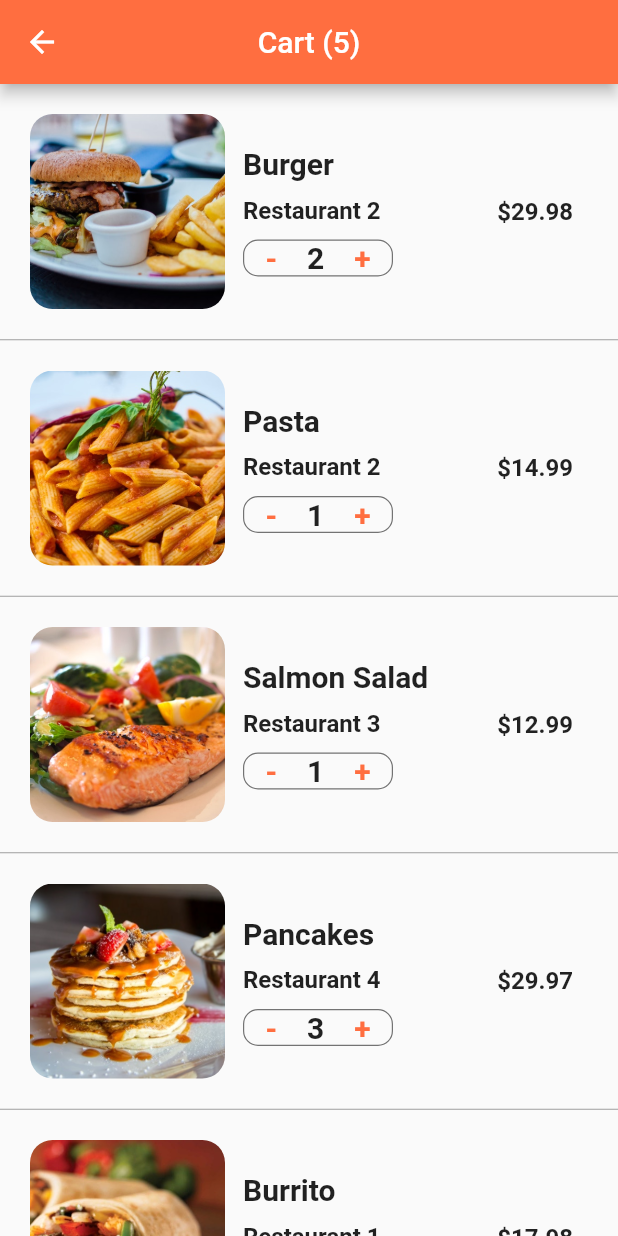
After one commit to Wilian-N-Silva/marcus-ng-flutter-ui-masterclass, a Flutter app: the screen it shows after launch, after a tap on an icon or button, on a phone screen of 412 x 824 dp. The commit adds this screen. Run offline on Flutter 3.47's test engine with Material 2 defaults, Android fonts, the phone set to English and light mode, and no system bars.

Commit message:
App UI 1 - Cart Screen Items + Quantity Selector

```diff
--- /dev/null
+++ b/1_food_delivery_app/lib/screens/cart_screen.dart
@@ -0,0 +1,141 @@
+import 'package:flutter/material.dart';
+import 'package:flutter_food_delivery_ui/data/data.dart';
+import 'package:flutter_food_delivery_ui/models/order.dart';
+
+class CartScreen extends StatefulWidget {
+  @override
+  _CartScreenState createState() => _CartScreenState();
+}
+
+class _CartScreenState extends State<CartScreen> {
+  _buildCartItem(Order order) {
+    return Container(
+      padding: EdgeInsets.all(20.0),
+      height: 170.0,
+      child: Row(
+        children: <Widget>[
+          Expanded(
+            child: Row(
+              children: <Widget>[
+                Container(
+                  width: 130.0,
+                  decoration: BoxDecoration(
+                    image: DecorationImage(
+                        image: AssetImage(order.food.imageUrl),
+                        fit: BoxFit.cover),
+                    borderRadius: BorderRadius.circular(15.0),
+                  ),
+                ),
+                Expanded(
+                  child: Container(
+                    margin: EdgeInsets.all(12.0),
+                    child: Column(
+                      mainAxisAlignment: MainAxisAlignment.center,
+                      crossAxisAlignment: CrossAxisAlignment.start,
+                      children: <Widget>[
+                        Text(
+                          order.food.name,
+                          style: TextStyle(
+                            fontSize: 20.0,
+                            fontWeight: FontWeight.bold,
+                          ),
+                          overflow: TextOverflow.ellipsis,
+                        ),
+                        SizedBox(height: 10.0),
+                        Text(
+                          order.restaurant.name,
+                          style: TextStyle(
+                            fontSize: 16.0,
+                            fontWeight: FontWeight.w600,
+                          ),
+                          overflow: TextOverflow.ellipsis,
+                        ),
+                        SizedBox(height: 10.0),
+                        Container(
+                          width: 100.0,
+                          decoration: BoxDecoration(
+                            borderRadius: BorderRadius.circular(10.0),
+                            border: Border.all(
+                              width: 0.8,
+                              color: Colors.black54,
+                            ),
+                          ),
+                          child: Row(
+                            mainAxisAlignment: MainAxisAlignment.center,
+                            children: <Widget>[
+                              GestureDetector(
+                                onTap: () {},
+                                child: Text(
+                                  '-',
+                                  style: TextStyle(
+                                    color: Theme.of(context).primaryColor,
+                                    fontSize: 20.0,
+                                    fontWeight: FontWeight.w600,
+                                  ),
+                                ),
+                              ),
+                              SizedBox(width: 20.0),
+                              Text(
+                                order.quantity.toString(),
+                                style: TextStyle(
+                                  fontSize: 20.0,
+                                  fontWeight: FontWeight.w600,
+                                ),
+                              ),
+                              SizedBox(width: 20.0),
+                              GestureDetector(
+                                onTap: () {},
+                                child: Text(
+                                  '+',
+                                  style: TextStyle(
+                                    color: Theme.of(context).primaryColor,
+                                    fontSize: 20.0,
+                                    fontWeight: FontWeight.w600,
+                                  ),
+                                ),
+                              ),
+                            ],
+                          ),
+                        ),
+                      ],
+                    ),
+                  ),
+                ),
+              ],
+            ),
+          ),
+          Container(
+            margin: EdgeInsets.all(10.0),
+            child: Text(
+              '\$${order.quantity * order.food.price}',
+              style: TextStyle(
+                fontSize: 16.0,
+                fontWeight: FontWeight.w600,
+              ),
+            ),
+          ),
+        ],
+      ),
+    );
+  }
+
+  @override
+  Widget build(BuildContext context) {
+    return Scaffold(
+      appBar: AppBar(
+        title: Text('Cart (${currentUser.cart.length})'),
+        centerTitle: true,
+      ),
+      body: ListView.separated(
+        itemCount: currentUser.cart.length,
+        itemBuilder: (BuildContext context, index) {
+          Order order = currentUser.cart[index];
+          return _buildCartItem(order);
+        },
+        separatorBuilder: (BuildContext context, int index) {
+          return Divider(height: 1.0, color: Colors.grey);
+        },
+      ),
+    );
+  }
+}
--- a/1_food_delivery_app/lib/screens/home_screen.dart
+++ b/1_food_delivery_app/lib/screens/home_screen.dart
@@ -1,6 +1,7 @@
 import 'package:flutter/material.dart';
 import 'package:flutter_food_delivery_ui/data/data.dart';
 import 'package:flutter_food_delivery_ui/models/restaurant.dart';
+import 'package:flutter_food_delivery_ui/screens/cart_screen.dart';
 import 'package:flutter_food_delivery_ui/screens/restaurant_screen.dart';
 import 'package:flutter_food_delivery_ui/widgets/rating_stars.dart';
 import 'package:flutter_food_delivery_ui/widgets/recent_orders.dart';
@@ -100,13 +101,18 @@ class _HomeScreenState extends State<HomeScreen> {
         actions: <Widget>[
           FlatButton(
             child: Text(
-              'Card (${currentUser.cart.length})',
+              'Cart (${currentUser.cart.length})',
               style: TextStyle(
                 color: Colors.white,
                 fontSize: 20.0,
               ),
             ),
-            onPressed: () {},
+            onPressed: () => Navigator.push(
+              context,
+              MaterialPageRoute(
+                builder: (_) => CartScreen(),
+              ),
+            ),
           )
         ],
       ),
```
